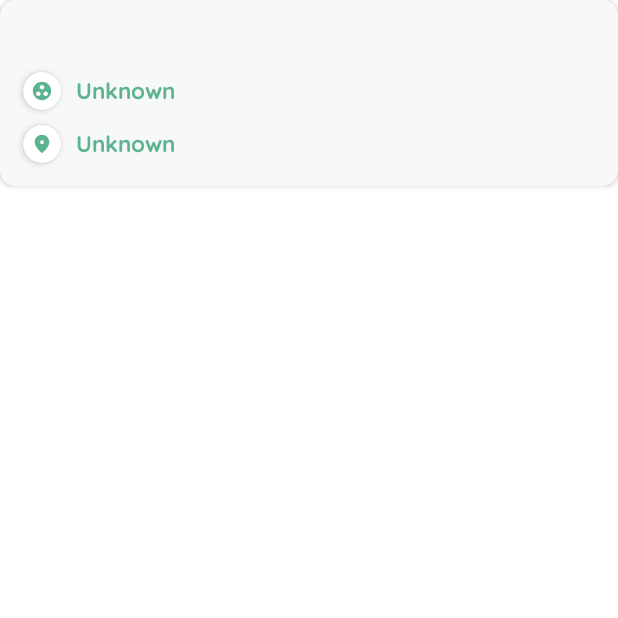
After one commit to AlexCarvalho97/DogBreeds, an Android app built with Jetpack Compose: the composable BreedSearchCard shown on its own in the app's theme, on a phone screen of 412 x 824 dp, the top half of it. The commit adds this screen. Run offline under Robolectric (Android 15) with nearby library versions, the phone set to English and light mode, and no system bars.

Commit message:
update(BreedSearch): Updated the seach screen to use the new BreedSearchCard that fits the requirements for this screen

```diff
--- a/app/src/main/java/com/alexc/dogbreeds/presentation/breedsearch/BreedSearchScreen.kt
+++ b/app/src/main/java/com/alexc/dogbreeds/presentation/breedsearch/BreedSearchScreen.kt
@@ -14,7 +14,7 @@ import androidx.compose.ui.Modifier
 import androidx.compose.ui.unit.dp
 import androidx.hilt.navigation.compose.hiltViewModel
 import androidx.navigation.NavController
-import com.alexc.dogbreeds.presentation.breedlist.composes.listview.BreedListViewCard
+import com.alexc.dogbreeds.presentation.breedsearch.composes.BreedSearchCard
 import com.alexc.dogbreeds.presentation.breedsearch.composes.SearchInfoView
 import com.alexc.dogbreeds.presentation.breedsearch.viewmodel.BreedSearchEvent
 import com.alexc.dogbreeds.presentation.breedsearch.viewmodel.BreedSearchViewModel
@@ -72,9 +72,12 @@ fun BreedSearchScreen(
             )
         )
 
-        LazyColumn {
+        LazyColumn(
+            modifier = Modifier.padding(horizontal = 25.dp),
+            verticalArrangement = Arrangement.spacedBy(15.dp)
+        ){
             items(state.breedList.size) {
-                BreedListViewCard(breedItem = state.breedList[it], navController = navController)
+                BreedSearchCard(breedItem = state.breedList[it], navController = navController)
             }
         }
 
--- /dev/null
+++ b/app/src/main/java/com/alexc/dogbreeds/presentation/breedsearch/composes/BreedSearchCard.kt
@@ -0,0 +1,60 @@
+package com.alexc.dogbreeds.presentation.breedsearch.composes
+
+import androidx.compose.foundation.background
+import androidx.compose.foundation.clickable
+import androidx.compose.foundation.layout.*
+import androidx.compose.foundation.shape.RoundedCornerShape
+import androidx.compose.material.Text
+import androidx.compose.material.icons.Icons
+import androidx.compose.material.icons.rounded.GroupWork
+import androidx.compose.material.icons.rounded.LocationOn
+import androidx.compose.runtime.Composable
+import androidx.compose.ui.Modifier
+import androidx.compose.ui.draw.clip
+import androidx.compose.ui.draw.shadow
+import androidx.compose.ui.graphics.Color
+import androidx.compose.ui.text.font.FontWeight
+import androidx.compose.ui.text.style.TextAlign
+import androidx.compose.ui.unit.dp
+import androidx.navigation.NavController
+import com.alexc.dogbreeds.domain.models.Breed
+import com.alexc.dogbreeds.ui.theme.QuickSand
+import com.alexc.dogbreeds.ui.theme.SurfaceLight
+
+@Composable
+fun BreedSearchCard(
+    breedItem: Breed,
+    navController: NavController,
+    modifier: Modifier = Modifier
+) {
+
+    Box(modifier = modifier
+        .fillMaxWidth()
+        .shadow(2.dp, shape = RoundedCornerShape(10.dp))
+        .clip(RoundedCornerShape(10.dp))
+        .clickable {
+            // TODO navigate to details
+        }
+        .background(SurfaceLight)
+    ) {
+
+        Column(modifier = Modifier.padding(15.dp)) {
+            Text(
+                breedItem.name,
+                fontFamily = QuickSand,
+                fontWeight = FontWeight.Bold,
+                color = Color.Black,
+                textAlign = TextAlign.Start
+            )
+
+            Spacer(modifier = Modifier.height(10.dp))
+
+            BreedSearchCardInfo(Icons.Rounded.GroupWork, breedItem.breedGroup)
+
+            Spacer(modifier = Modifier.height(10.dp))
+
+            BreedSearchCardInfo(Icons.Rounded.LocationOn, breedItem.origin)
+        }
+    }
+
+}
--- /dev/null
+++ b/app/src/main/java/com/alexc/dogbreeds/presentation/breedsearch/composes/BreedSearchCardInfo.kt
@@ -0,0 +1,58 @@
+package com.alexc.dogbreeds.presentation.breedsearch.composes
+
+import androidx.compose.foundation.background
+import androidx.compose.foundation.layout.*
+import androidx.compose.foundation.shape.CircleShape
+import androidx.compose.material.Icon
+import androidx.compose.material.Text
+import androidx.compose.runtime.Composable
+import androidx.compose.ui.Alignment
+import androidx.compose.ui.Alignment.Companion.CenterVertically
+import androidx.compose.ui.Modifier
+import androidx.compose.ui.draw.shadow
+import androidx.compose.ui.graphics.Color
+import androidx.compose.ui.graphics.vector.ImageVector
+import androidx.compose.ui.text.font.FontWeight
+import androidx.compose.ui.unit.dp
+import androidx.compose.ui.unit.sp
+import com.alexc.dogbreeds.ui.theme.PrimaryLight
+
+@Composable
+fun BreedSearchCardInfo(
+    icon: ImageVector, info: String = "",
+) {
+    Row(modifier = Modifier.height(25.dp)) {
+        Box(
+            modifier = Modifier
+                .shadow(3.dp, CircleShape, clip = true)
+                .background(Color.White, CircleShape)
+                .align(Alignment.CenterVertically)
+        )
+        {
+            Icon(
+                imageVector = icon,
+                tint = PrimaryLight,
+                contentDescription = "",
+                modifier = Modifier
+                    .align(Alignment.Center)
+                    .padding(5.dp)
+            )
+        }
+
+        Spacer(Modifier.height(5.dp))
+
+        val label = info.ifBlank {
+            "Unknown"
+        }
+
+        Text(
+            text = label,
+            color = PrimaryLight,
+            fontWeight = FontWeight.Bold,
+            fontSize = 15.sp,
+            modifier = Modifier
+                .padding(start = 10.dp)
+                .align(CenterVertically)
+        )
+    }
+}
--- a/app/src/main/java/com/alexc/dogbreeds/ui/theme/Type.kt
+++ b/app/src/main/java/com/alexc/dogbreeds/ui/theme/Type.kt
@@ -21,6 +21,6 @@ val Typography = Typography(
     body1 = TextStyle(
         fontFamily = QuickSand,
         fontWeight = FontWeight.Normal,
-        fontSize = 16.sp
+        fontSize = 18.sp
     )
 )
```
